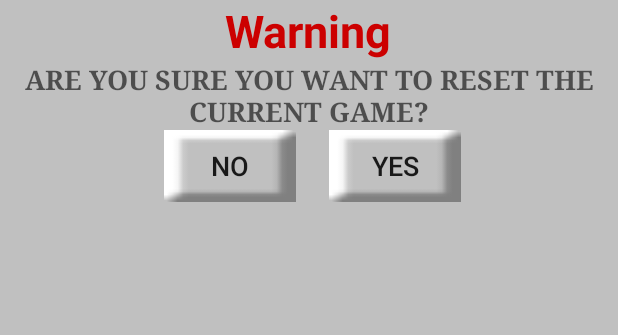
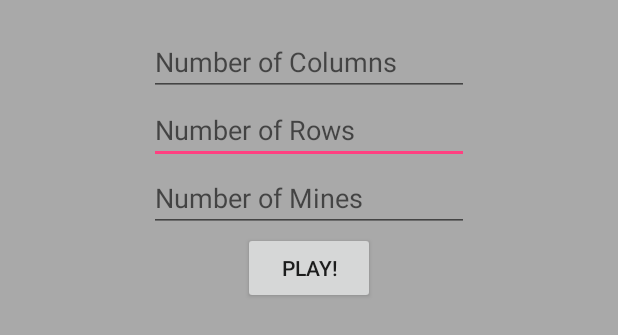
Before and after one commit to jrecinos98/MineSweeper-Android, an Android app: the layout dialog_custom.xml on its own in the app's theme, with its tools: preview values and no code run, on a phone screen of 412 x 824 dp. Shown: the top 335 px of the screen. Run offline under Robolectric (Android 15) with nearby library versions, the phone set to English and light mode, and no system bars.

Commit message:
added a custom button that allows users to manually set the size of the grid.

```diff
--- a/app/build.gradle
+++ b/app/build.gradle
@@ -4,7 +4,7 @@ android {
     compileSdkVersion 26
     defaultConfig {
         applicationId "com.example.recinos.myminesweepergame"
-        minSdkVersion 21
+        minSdkVersion 14
         targetSdkVersion 26
         versionCode 1
         versionName "1.0"
--- a/app/src/main/AndroidManifest.xml
+++ b/app/src/main/AndroidManifest.xml
@@ -27,7 +27,7 @@
             android:configChanges="keyboard|orientation|screenSize" />
         <activity
             android:name=".SettingsActivity"
-            android:label="@string/title_activity_settings"></activity>
+            android:label="@string/title_activity_settings"/>
     </application>
 
 </manifest>
--- a/app/src/main/java/com/example/recinos/myminesweepergame/Views/Grid/Grid.java
+++ b/app/src/main/java/com/example/recinos/myminesweepergame/Views/Grid/Grid.java
@@ -407,10 +407,7 @@ public class Grid extends GridView implements Serializable{
             return 0;
         }
         public View getView(int position, View convertView, ViewGroup parent) {
-            if(convertView==null){
-                convertView=getCell(position);
-            }
-            return convertView;
+            return getCell(position);
         }
     }
 }
--- a/app/src/main/res/layout/dialog_custom.xml
+++ b/app/src/main/res/layout/dialog_custom.xml
@@ -4,59 +4,47 @@
     android:orientation="vertical" android:layout_width="match_parent"
     android:layout_height="match_parent"
     android:background="#A9A9A9"
-    android:backgroundTint="#C0C0C0"
+
 
     >
 
-    <TextView
-        android:id="@+id/warning"
+    <EditText
+        android:id="@+id/myColText"
+        android:layout_width="wrap_content"
+        android:layout_height="wrap_content"
+        android:layout_above="@+id/myMineText"
+        android:layout_centerHorizontal="true"
+        android:layout_marginBottom="-109dp"
+        android:ems="10"
+        android:hint="Number of Rows"
+        android:inputType="numberSigned" />
+
+    <EditText
+        android:id="@+id/myRowText"
+        android:layout_width="wrap_content"
+        android:layout_height="wrap_content"
+        android:layout_above="@+id/myColText"
+        android:layout_centerHorizontal="true"
+        android:ems="10"
+        android:hint="Number of Columns"
+        android:inputType="numberSigned" />
+
+    <EditText
+        android:id="@+id/myMineText"
         android:layout_width="wrap_content"
         android:layout_height="wrap_content"
         android:layout_alignParentTop="true"
         android:layout_centerHorizontal="true"
-        android:layout_gravity="center"
-        android:text="@string/warning"
-        android:textColor="@android:color/holo_red_dark"
-        android:textSize="30sp"
-        android:textStyle="bold"
-        android:visibility="visible" />
+        android:layout_marginTop="109dp"
+        android:ems="10"
+        android:hint="Number of Mines"
+        android:inputType="numberSigned" />
 
-    <TextView
-        android:id="@+id/message"
+    <Button
+        android:id="@+id/customGo"
         android:layout_width="wrap_content"
         android:layout_height="wrap_content"
-        android:layout_alignParentStart="true"
-        android:layout_below="@+id/warning"
-        android:text="@string/defaultDialog"
-        android:textAlignment="center"
-        android:textAllCaps="true"
-        android:textAppearance="@android:style/TextAppearance.DeviceDefault.Medium"
-        android:textStyle="bold"
-        android:typeface="serif"
-        android:visibility="visible" />
-
-    <Button
-        android:id="@+id/myNoButton"
-        android:layout_width="wrap_content"
-        android:layout_height="wrap_content"
-        android:layout_alignEnd="@+id/warning"
-        android:layout_below="@+id/message"
-        android:layout_marginEnd="64dp"
-        android:background="@drawable/block"
-        android:text="No"
-        android:textSize="18sp"
-        android:visibility="visible" />
-
-    <Button
-        android:id="@+id/myYesButton"
-        android:layout_width="wrap_content"
-        android:layout_height="wrap_content"
-        android:layout_alignBaseline="@+id/myNoButton"
-        android:layout_alignBottom="@+id/myNoButton"
-        android:layout_alignStart="@+id/warning"
-        android:layout_marginStart="69dp"
-        android:background="@drawable/block"
-        android:text="YES"
-        android:textSize="18sp" />
-
+        android:layout_below="@+id/myMineText"
+        android:layout_centerHorizontal="true"
+        android:text="Play!" />
 </RelativeLayout>
```
Also changed, not shown: app/src/main/java/com/example/recinos/myminesweepergame/Constants/Constants.java (+15 -11 lines), app/src/main/java/com/example/recinos/myminesweepergame/GameActivity.java (+2 -5 lines), app/src/main/java/com/example/recinos/myminesweepergame/MenuActivity.java (+57 -0 lines), app/src/main/res/layout/activity_menu.xml (+11 -2 lines), app/src/main/res/layout/dialog_warning.xml (added, +67 -0 lines), app/src/main/res/layout/dialog_won.xml (renamed from app/src/main/res/layout/dialog_custom_won.xml).
